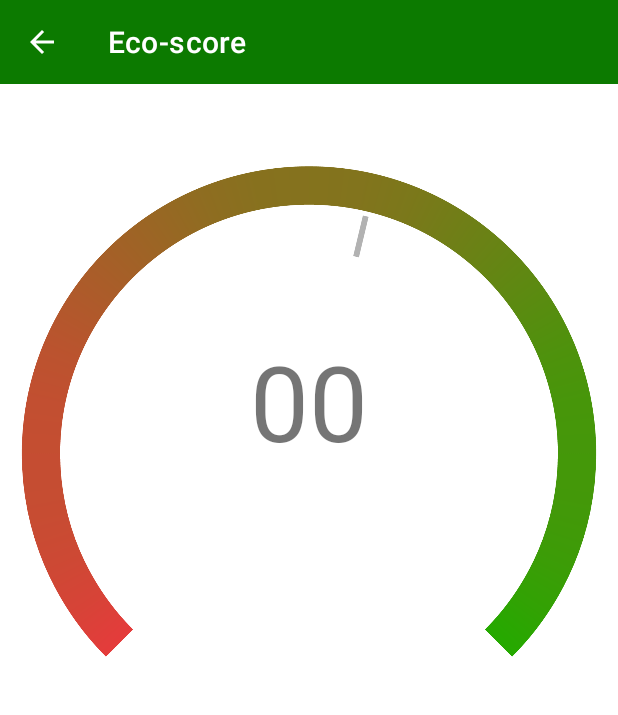
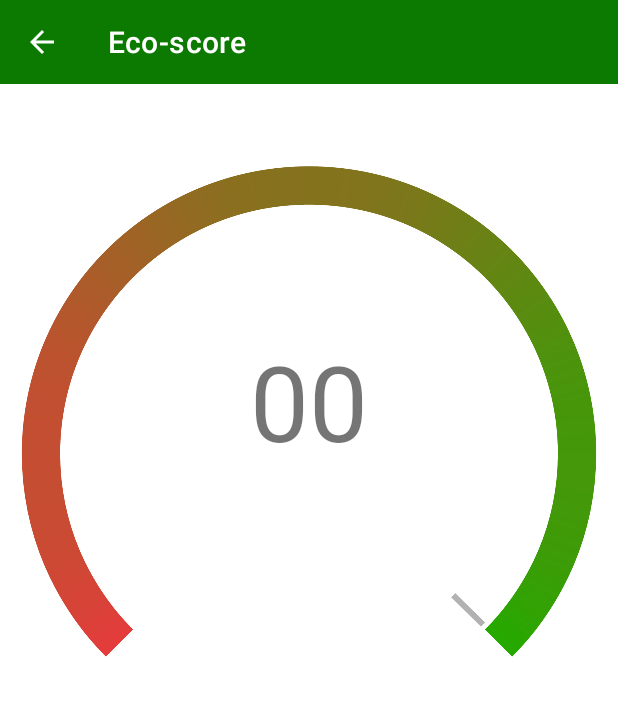
Before and after one commit to lovrovrazic/DriveSense, an Android app: the screen it shows after launch (DrivingActivity), after a tap on "GET ECO-SCORE", on a phone screen of 412 x 824 dp. Shown: the top 715 px of the screen. Run offline under Robolectric (Android 15) with nearby library versions, the phone set to English and light mode, and no system bars; libraries missing offline, so code that uses them is left out: com.aware, com.aware.providers, de.westnordost.osmapi, org.tensorflow.lite; 5 statements that could not run were skipped.

Commit message:
scoring work

```diff
--- a/app/src/main/java/com/example/drivesense/DrivingActivity.kt
+++ b/app/src/main/java/com/example/drivesense/DrivingActivity.kt
@@ -57,16 +57,22 @@ class DrivingActivity : AppCompatActivity() {
     }
 
     fun updateScores() {
-        binding.speedScoreTextView.text = "%d".format(speeding.getCurrentScore().toInt())
-        setOverallScore(55)
+        val breakingScore = machine_learning.getScoreBreaking()
+        val accelerationScore = machine_learning.getScoreAcceleration()
+        val steeringScore = machine_learning.getScoreSteering()
+        val speedingScore = speeding.getCurrentScore().toInt()
 
         // update breaking, steering, acceleration scores
-        Log.d("breaking score", "%d".format(machine_learning.getScoreBreaking()))
-        Log.d("steering score", "%d".format(machine_learning.getScoreSteering()))
-        Log.d("acceleration score", "%d".format(machine_learning.getScoreAcceleration()))
-        binding.breakingScoreTextView.text = "%d".format(machine_learning.getScoreBreaking())
-        binding.steeringScoreTextView.text = "%d".format(machine_learning.getScoreSteering())
-        binding.accelerationScoreTextView.text = "%d".format(machine_learning.getScoreAcceleration())
+        Log.d("breaking score", "%d".format(breakingScore))
+        Log.d("steering score", "%d".format(steeringScore))
+        Log.d("acceleration score", "%d".format(accelerationScore))
+        binding.breakingScoreTextView.text = "%d".format(breakingScore)
+        binding.steeringScoreTextView.text = "%d".format(steeringScore)
+        binding.accelerationScoreTextView.text = "%d".format(accelerationScore)
+        binding.speedScoreTextView.text = "%d".format(speedingScore)
+
+        val overAll = (breakingScore+accelerationScore+steeringScore+speedingScore)/4
+        setOverallScore(overAll)
     }
 
     override fun onCreate(savedInstanceState: Bundle?) {
@@ -179,6 +185,7 @@ class DrivingActivity : AppCompatActivity() {
 
     fun setOverallScore(score: Int) {
         findViewById<ImageView>(R.id.needle_imageView).animate().setDuration(1000).rotation((score-50)*2.69f).start()
+        binding.scoreTextView.text = "%d".format("%d", score)
     }
 
     fun resetScores() {
```
